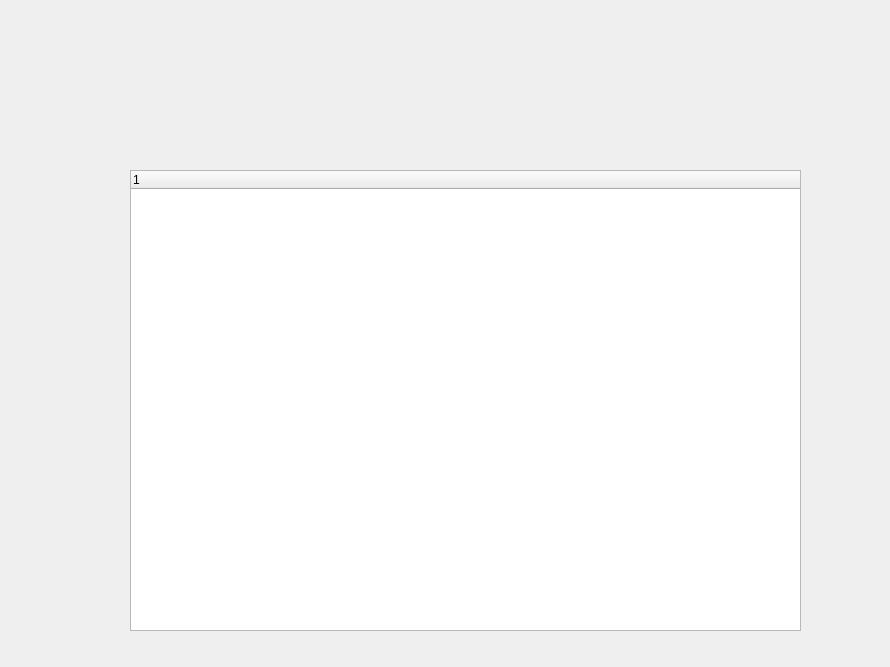
Qt form windows/ipconfig.ui (canadianFisherman/systemAdminHelper) before a commit.
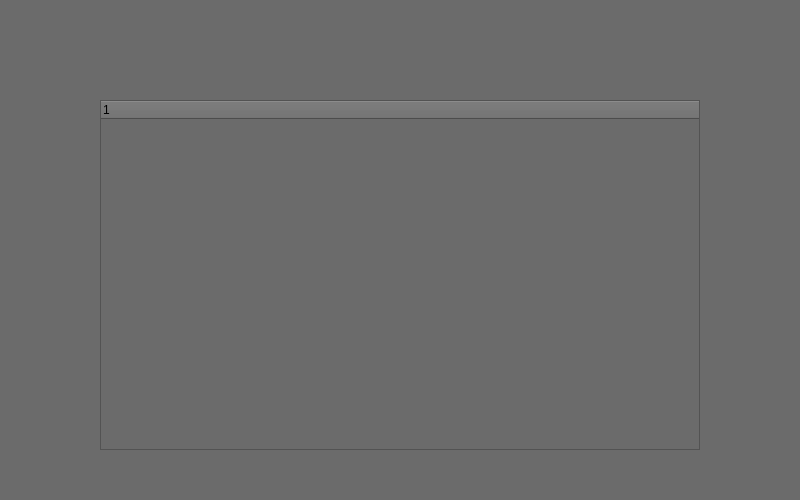
The same form after that commit.

Diff of the .ui file:
```diff
--- a/windows/ipconfig.ui
+++ b/windows/ipconfig.ui
@@ -6,22 +6,40 @@
    <rect>
     <x>0</x>
     <y>0</y>
-    <width>890</width>
-    <height>667</height>
+    <width>800</width>
+    <height>500</height>
    </rect>
   </property>
+  <property name="minimumSize">
+   <size>
+    <width>800</width>
+    <height>500</height>
+   </size>
+  </property>
+  <property name="maximumSize">
+   <size>
+    <width>800</width>
+    <height>500</height>
+   </size>
+  </property>
   <property name="windowTitle">
    <string>Детали соединения</string>
   </property>
+  <property name="styleSheet">
+   <string notr="true">background-color: rgb(107, 107, 107);</string>
+  </property>
   <widget class="QTreeWidget" name="treeWidget">
    <property name="geometry">
     <rect>
-     <x>130</x>
-     <y>170</y>
-     <width>671</width>
-     <height>461</height>
+     <x>100</x>
+     <y>100</y>
+     <width>600</width>
+     <height>350</height>
     </rect>
    </property>
+   <property name="styleSheet">
+    <string notr="true"/>
+   </property>
    <column>
     <property name="text">
      <string notr="true">1</string>
```
